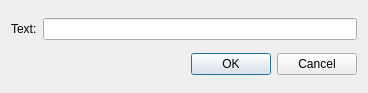
Before: the Qt Designer form src/pythonGui/karabogui/dialogs/ui/simple_text_dialog.ui in European-XFEL/Karabo, drawn with Qt 5.
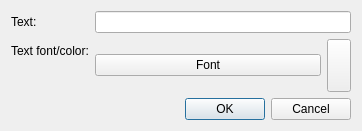
After: the same form once the commit is applied.

Commit message: GUI:LogBook: Option to change Font/Color of annotation text

Diff of the .ui file:
```diff
--- a/src/pythonGui/karabogui/dialogs/ui/simple_text_dialog.ui
+++ b/src/pythonGui/karabogui/dialogs/ui/simple_text_dialog.ui
@@ -6,8 +6,8 @@
    <rect>
     <x>0</x>
     <y>0</y>
-    <width>368</width>
-    <height>93</height>
+    <width>362</width>
+    <height>131</height>
    </rect>
   </property>
   <property name="windowTitle">
@@ -15,17 +15,81 @@
   </property>
   <layout class="QVBoxLayout" name="verticalLayout">
    <item>
-    <layout class="QHBoxLayout" name="horizontalLayout">
-     <item>
-      <widget class="QLabel" name="label">
+    <layout class="QFormLayout" name="formLayout">
+     <property name="fieldGrowthPolicy">
+      <enum>QFormLayout::AllNonFixedFieldsGrow</enum>
+     </property>
+     <item row="0" column="0">
+      <widget class="QLabel" name="laText">
        <property name="text">
         <string>Text:</string>
        </property>
       </widget>
      </item>
-     <item>
+     <item row="0" column="1">
       <widget class="QLineEdit" name="text_line_edit"/>
      </item>
+     <item row="1" column="0">
+      <widget class="QLabel" name="laTextFontColor">
+       <property name="text">
+        <string>Text font/color:</string>
+       </property>
+      </widget>
+     </item>
+     <item row="1" column="1">
+      <layout class="QHBoxLayout" name="horizontalLayout">
+       <item>
+        <widget class="QPushButton" name="pbFont">
+         <property name="sizePolicy">
+          <sizepolicy hsizetype="MinimumExpanding" vsizetype="Fixed">
+           <horstretch>0</horstretch>
+           <verstretch>0</verstretch>
+          </sizepolicy>
+         </property>
+         <property name="minimumSize">
+          <size>
+           <width>110</width>
+           <height>0</height>
+          </size>
+         </property>
+         <property name="maximumSize">
+          <size>
+           <width>16777215</width>
+           <height>16777215</height>
+          </size>
+         </property>
+         <property name="baseSize">
+          <size>
+           <width>0</width>
+           <height>0</height>
+          </size>
+         </property>
+         <property name="text">
+          <string>Font</string>
+         </property>
+        </widget>
+       </item>
+       <item>
+        <widget class="QToolButton" name="pbTextColor">
+         <property name="sizePolicy">
+          <sizepolicy hsizetype="Minimum" vsizetype="Expanding">
+           <horstretch>0</horstretch>
+           <verstretch>0</verstretch>
+          </sizepolicy>
+         </property>
+         <property name="maximumSize">
+          <size>
+           <width>40</width>
+           <height>16777215</height>
+          </size>
+         </property>
+         <property name="text">
+          <string/>
+         </property>
+        </widget>
+       </item>
+      </layout>
+     </item>
     </layout>
    </item>
    <item>
```
Left out of the diff: 2 changed lines with no effect on the pictures. The commit also changes 2 other files.
